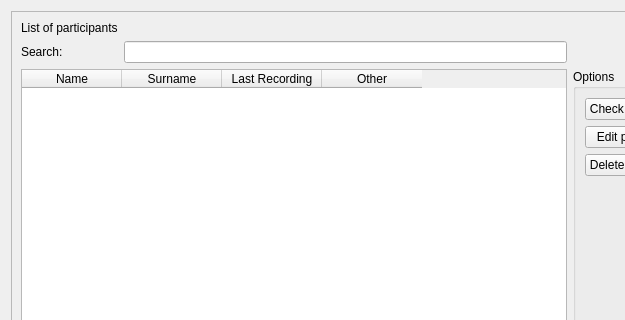
First picture: the form in Modules/Home/Resources/UI/Participants.ui, repository EBATINCA/TrainUS, before the edit; both pictures show x 0 to 625 and y 0 to 320 of the 721 by 445 pixel window.
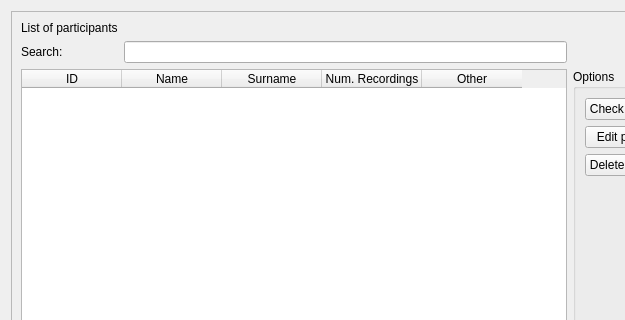
Second picture: the form after the edit. Custom widgets are drawn as their Qt base class.

Commit message:
ENH: Add functionalities to Participants tab.
Functionalities include selection of participant and control of the visibility of "Edit participant" groupbox.

Patch:
```diff
--- a/Modules/Home/Resources/UI/Participants.ui
+++ b/Modules/Home/Resources/UI/Participants.ui
@@ -29,6 +29,14 @@
       </item>
       <item row="2" column="0" colspan="2">
        <widget class="QTableWidget" name="participantsTable">
+        <property name="selectionBehavior">
+         <enum>QAbstractItemView::SelectRows</enum>
+        </property>
+        <column>
+         <property name="text">
+          <string>ID</string>
+         </property>
+        </column>
         <column>
          <property name="text">
           <string>Name</string>
@@ -41,7 +49,7 @@
         </column>
         <column>
          <property name="text">
-          <string>Last Recording</string>
+          <string>Num. Recordings</string>
          </property>
         </column>
         <column>
```
Left out of the diff: 2 changed lines with no effect on the pictures. The commit also changes 2 other files.
